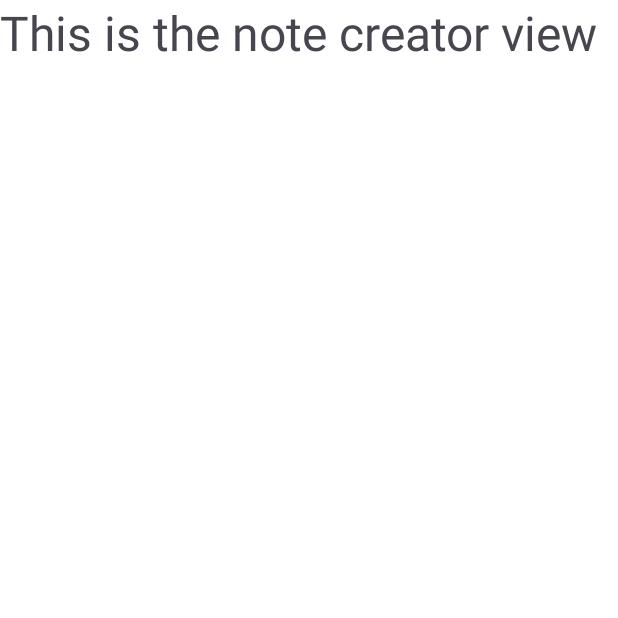
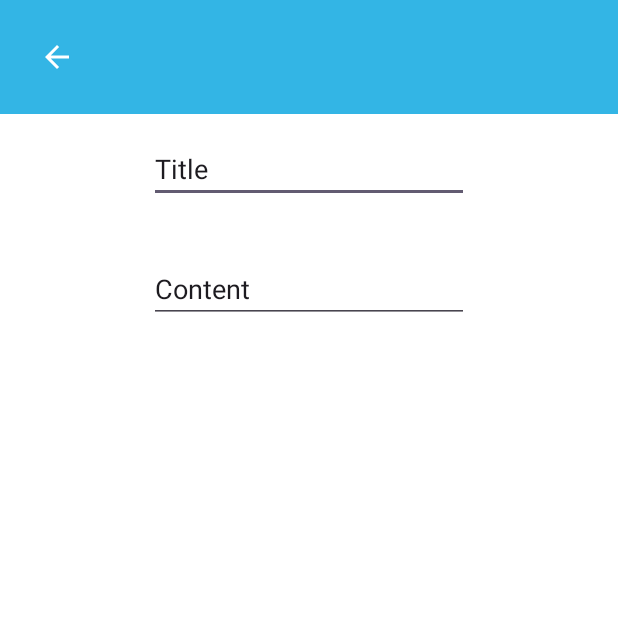
Before and after one commit to ivarjt/notes-app, an Android app built with Jetpack Compose: the screen it shows after launch (NoteEditorActivity), after a tap on an icon or button, on a phone screen of 412 x 824 dp, the top half of it. Run offline under Robolectric (Android 15) with nearby library versions, the phone set to English and light mode, and no system bars; our stand-ins replace Room's generated code.

Commit message:
Added toolbar in notecreator

```diff
--- a/app/src/main/java/se/itdata/notes/MainActivity.kt
+++ b/app/src/main/java/se/itdata/notes/MainActivity.kt
@@ -13,6 +13,7 @@ import androidx.recyclerview.widget.GridLayoutManager
 import androidx.recyclerview.widget.RecyclerView
 import com.google.android.material.floatingactionbutton.FloatingActionButton
 import se.itdata.notes.database.AppDatabase
+import se.itdata.notes.database.Note
 import se.itdata.notes.ui.adapter.NotesAdapter
 import se.itdata.notes.viewmodel.NoteViewModel
 import se.itdata.notes.viewmodel.NoteViewModelFactory
@@ -50,17 +51,15 @@ class MainActivity : AppCompatActivity(), NotesAdapter.RecyclerViewEvent {
         noteViewModel.allNotes.observe(this) { notes ->
             notesAdapter.submitList(notes)
         }
-
-        /*
-        val testNote = Note(
-            title = "HejsanSvejsan",
+/*
+        val testNote1 = Note(
+            title = "Note1",
             content = "crazyt!"
         ) // Creation of notes
-        noteViewModel.insert(testNote)
-        */
+        noteViewModel.insert(testNote1)
+*/
 
-
-        // Note creation button
+        // Note creation button TODO: Expandable fab
         val fabCreateNote = findViewById<FloatingActionButton>(R.id.fabCreateNote)
         fabCreateNote.setOnClickListener {
             //AlertUtil.DebugAlert(this, "Title", "Message")
--- a/app/src/main/java/se/itdata/notes/NoteCreatorActivity.kt
+++ b/app/src/main/java/se/itdata/notes/NoteCreatorActivity.kt
@@ -1,12 +1,20 @@
 package se.itdata.notes
 
 import android.os.Bundle
+import android.view.View
+import android.widget.EditText
+import android.widget.ImageView
+import android.widget.Toast
 import androidx.activity.ComponentActivity
 import androidx.activity.enableEdgeToEdge
 import androidx.core.view.ViewCompat
 import androidx.core.view.WindowInsetsCompat
 
 class NoteEditorActivity : ComponentActivity() {
+
+    lateinit var titleInput: EditText
+    lateinit var contentInput: EditText
+
     override fun onCreate(savedInstanceState: Bundle?) {
 
         super.onCreate(savedInstanceState)
@@ -18,5 +26,17 @@ class NoteEditorActivity : ComponentActivity() {
             v.setPadding(systemBars.left, systemBars.top, systemBars.right, systemBars.bottom)
             insets
         }
+
+        // Back Button
+        val backButton: ImageView = findViewById(R.id.arrow_back)
+        backButton.setOnClickListener {
+            Toast.makeText(this, contentInput.text, Toast.LENGTH_SHORT).show()
+
+        }
+
+        titleInput = findViewById(R.id.titleInput)
+        contentInput = findViewById(R.id.contentInput)
+
     }
+
 }
--- a/app/src/main/java/se/itdata/notes/viewmodel/NoteViewModel.kt
+++ b/app/src/main/java/se/itdata/notes/viewmodel/NoteViewModel.kt
@@ -2,18 +2,10 @@ package se.itdata.notes.viewmodel
 
 import androidx.lifecycle.LiveData
 import androidx.lifecycle.ViewModel
-import androidx.lifecycle.viewModelScope
-import kotlinx.coroutines.launch
 import se.itdata.notes.database.Note
 import se.itdata.notes.database.NoteDao
 
 class NoteViewModel(private val noteDao: NoteDao) : ViewModel() {
     val allNotes: LiveData<List<Note>> = noteDao.getAllNotes()
 
-    fun insert(note: Note) {
-        viewModelScope.launch {
-            noteDao.insert(note)
-        }
-    }
-
 }
--- /dev/null
+++ b/app/src/main/res/drawable/baseline_arrow_back_24.xml
@@ -0,0 +1,5 @@
+<vector xmlns:android="http://schemas.android.com/apk/res/android" android:autoMirrored="true" android:height="24dp" android:tint="#FFFFFF" android:viewportHeight="24" android:viewportWidth="24" android:width="24dp">
+
+    <path android:fillColor="@android:color/white" android:pathData="M20,11H7.83l5.59,-5.59L12,4l-8,8 8,8 1.41,-1.41L7.83,13H20v-2z"/>
+
+</vector>
--- a/app/src/main/res/layout/activity_main.xml
+++ b/app/src/main/res/layout/activity_main.xml
@@ -4,7 +4,6 @@
     xmlns:app="http://schemas.android.com/apk/res-auto"
     xmlns:tools="http://schemas.android.com/tools"
     android:id="@+id/main"
-    android:transitionName="shared_element_note"
     android:layout_width="match_parent"
     android:layout_height="match_parent"
     tools:context=".MainActivity">
--- a/app/src/main/res/layout/activity_note_creator.xml
+++ b/app/src/main/res/layout/activity_note_creator.xml
@@ -1,26 +1,38 @@
 <?xml version="1.0" encoding="utf-8"?>
-<androidx.constraintlayout.widget.ConstraintLayout
-    xmlns:android="http://schemas.android.com/apk/res/android"
+<androidx.constraintlayout.widget.ConstraintLayout xmlns:android="http://schemas.android.com/apk/res/android"
     xmlns:tools="http://schemas.android.com/tools"
+    xmlns:app="http://schemas.android.com/apk/res-auto"
     android:id="@+id/note_creator"
     android:layout_width="match_parent"
     android:layout_height="match_parent"
     android:background="#FFFFFF"
     tools:context=".NoteEditorActivity">
+    <include layout="@layout/note_creator_toolbar"/>
 
-    <View
-        android:id="@+id/placeholder"
-        android:layout_width="56dp"
-        android:layout_height="56dp"
-        android:transitionName="shared_element_note"
-        android:visibility="invisible"
-        tools:ignore="MissingConstraints" />
 
-    <TextView
-        android:layout_width="match_parent"
+    <EditText
+        android:id="@+id/titleInput"
+        android:layout_width="wrap_content"
         android:layout_height="wrap_content"
-        android:text="This is the note creator view"
-        android:textSize="32dp"
-        tools:ignore="MissingConstraints" />
+        android:layout_marginTop="90dp"
+        android:ems="10"
+        android:inputType="text"
+        android:text="Title"
+        app:layout_constraintEnd_toEndOf="parent"
+        app:layout_constraintStart_toStartOf="parent"
+        app:layout_constraintTop_toTopOf="parent" />
+
+    <EditText
+        android:id="@+id/contentInput"
+        android:layout_width="wrap_content"
+        android:layout_height="wrap_content"
+        android:layout_marginTop="170dp"
+        android:ems="10"
+        android:inputType="text"
+        android:text="Content"
+        app:layout_constraintEnd_toEndOf="parent"
+        app:layout_constraintStart_toStartOf="parent"
+        app:layout_constraintTop_toTopOf="parent" />
+
 
 </androidx.constraintlayout.widget.ConstraintLayout>
--- /dev/null
+++ b/app/src/main/res/layout/note_creator_toolbar.xml
@@ -0,0 +1,25 @@
+<?xml version="1.0" encoding="utf-8"?>
+<RelativeLayout xmlns:android="http://schemas.android.com/apk/res/android"
+    android:layout_width="match_parent"
+    android:layout_height="wrap_content"
+    android:background="@android:color/holo_blue_light">
+
+
+    <RelativeLayout
+        android:layout_width="match_parent"
+        android:layout_height="wrap_content"
+        android:padding="16dp">
+
+        <ImageView
+            android:layout_width="wrap_content"
+            android:layout_height="wrap_content"
+            android:padding="10dp"
+            android:id="@+id/arrow_back"
+            android:layout_centerVertical="true"
+            android:src="@drawable/baseline_arrow_back_24"/>
+
+        <!-- TODO: Add buttons for pinned, reminder, delete-->
+
+    </RelativeLayout>
+
+</RelativeLayout>
```
Also changed, not shown: 1 other file.
